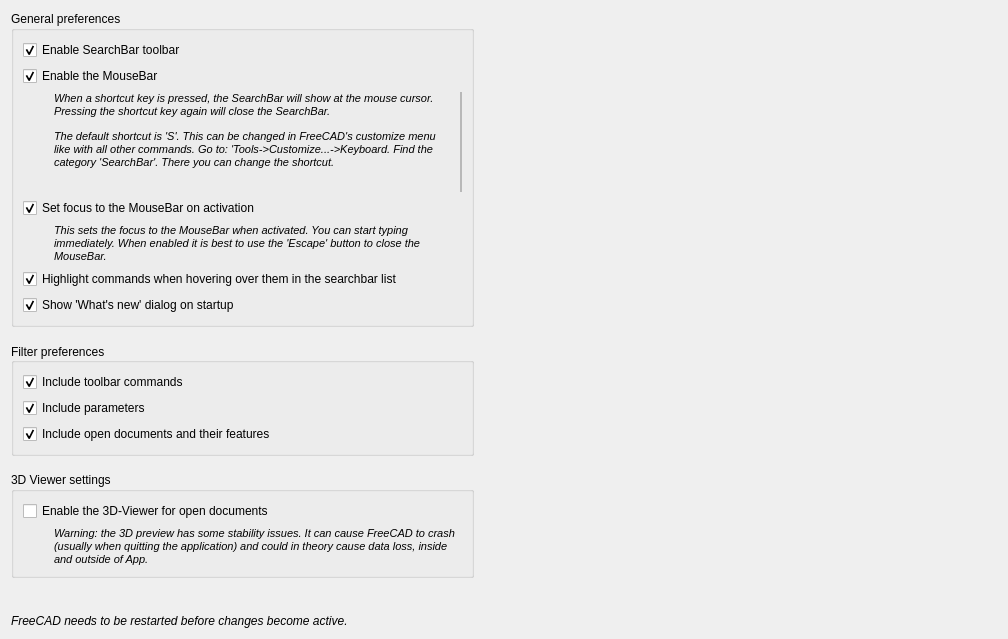
Before: the Qt Designer form Resources/ui/PreferencesUI_SearchBar.ui in APEbbers/SearchBar, drawn with Qt 5.
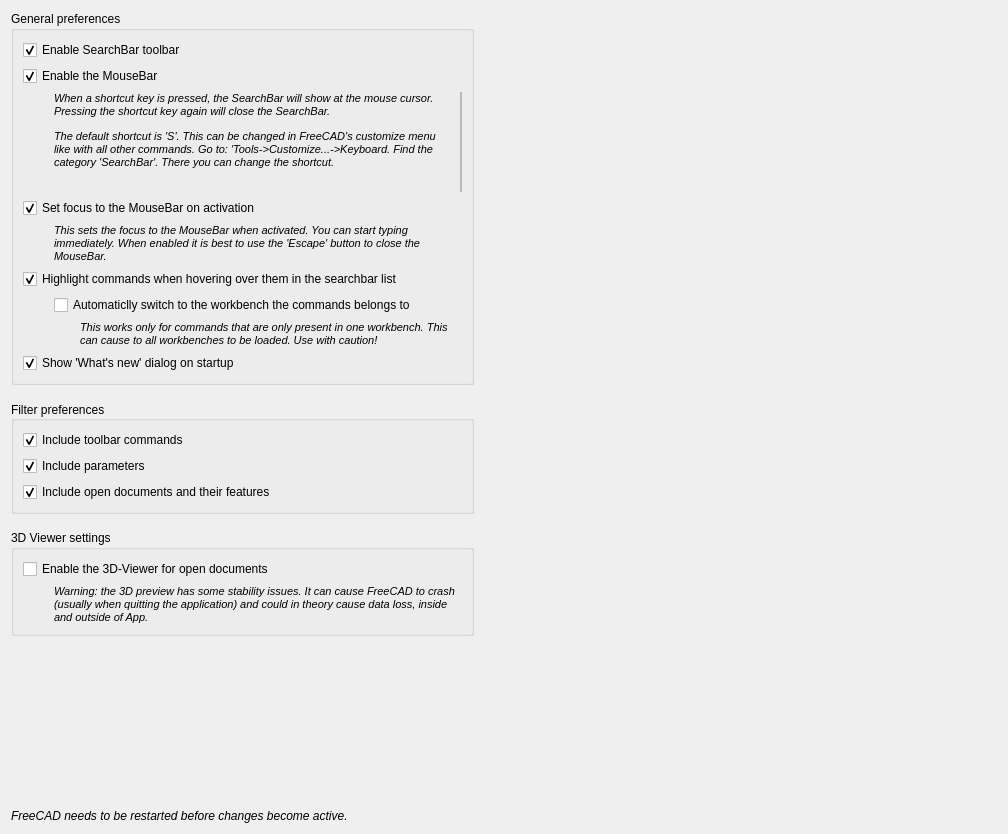
After: the same form once the commit is applied. Icons and pictures are not drawn. Custom widgets are drawn as their Qt base class.

Commit message: Added option to automaticly switch to wkbench when hovering

Patch:
```diff
--- a/Resources/ui/PreferencesUI_SearchBar.ui
+++ b/Resources/ui/PreferencesUI_SearchBar.ui
@@ -7,7 +7,7 @@
     <x>0</x>
     <y>0</y>
     <width>1008</width>
-    <height>639</height>
+    <height>834</height>
    </rect>
   </property>
   <property name="windowTitle">
@@ -17,131 +17,7 @@
    <iconset>
     <normaloff>:/Resources/Icons/preferences-searchbar.svg</normaloff>:/Resources/Icons/preferences-searchbar.svg</iconset>
   </property>
-  <layout class="QGridLayout" name="gridLayout_4">
-   <item row="4" column="0">
-    <widget class="QGroupBox" name="groupBox_2">
-     <property name="title">
-      <string>3D Viewer settings</string>
-     </property>
-     <layout class="QGridLayout" name="gridLayout_5">
-      <item row="1" column="1">
-       <widget class="QLabel" name="label_3">
-        <property name="text">
-         <string>&lt;html&gt;&lt;head/&gt;&lt;body&gt;&lt;p&gt;&lt;span style=&quot; font-size:8pt; font-style:italic;&quot;&gt;Warning: the 3D preview has some stability issues. It can cause FreeCAD to crash (usually when quitting the application) and could in theory cause data loss, inside and outside of App.&lt;/span&gt;&lt;/p&gt;&lt;/body&gt;&lt;/html&gt;</string>
-        </property>
-        <property name="wordWrap">
-         <bool>true</bool>
-        </property>
-       </widget>
-      </item>
-      <item row="1" column="0">
-       <spacer name="horizontalSpacer_3">
-        <property name="orientation">
-         <enum>Qt::Orientation::Horizontal</enum>
-        </property>
-        <property name="sizeType">
-         <enum>QSizePolicy::Policy::Fixed</enum>
-        </property>
-        <property name="sizeHint" stdset="0">
-         <size>
-          <width>25</width>
-          <height>20</height>
-         </size>
-        </property>
-       </spacer>
-      </item>
-      <item row="0" column="0" colspan="2">
-       <widget class="Gui::PrefCheckBox" name="Enable3DViewer">
-        <property name="text">
-         <string>Enable the 3D-Viewer for open documents</string>
-        </property>
-        <property name="checked">
-         <bool>false</bool>
-        </property>
-        <property name="prefEntry" stdset="0">
-         <cstring>PreviewEnabled</cstring>
-        </property>
-        <property name="prefPath" stdset="0">
-         <cstring>Mod/SearchBar</cstring>
-        </property>
-       </widget>
-      </item>
-     </layout>
-    </widget>
-   </item>
-   <item row="2" column="0">
-    <widget class="QGroupBox" name="FilterBox">
-     <property name="title">
-      <string>Filter preferences</string>
-     </property>
-     <property name="alignment">
-      <set>Qt::AlignmentFlag::AlignLeading|Qt::AlignmentFlag::AlignLeft|Qt::AlignmentFlag::AlignVCenter</set>
-     </property>
-     <layout class="QGridLayout" name="gridLayout_3">
-      <item row="0" column="0">
-       <widget class="Gui::PrefCheckBox" name="checkBox">
-        <property name="text">
-         <string>Include toolbar commands</string>
-        </property>
-        <property name="checked">
-         <bool>true</bool>
-        </property>
-        <property name="prefEntry" stdset="0">
-         <cstring>FilterToolbarCommands</cstring>
-        </property>
-        <property name="prefPath" stdset="0">
-         <cstring>Mod/SearchBar</cstring>
-        </property>
-       </widget>
-      </item>
-      <item row="2" column="0">
-       <widget class="Gui::PrefCheckBox" name="checkBox_3">
-        <property name="text">
-         <string>Include open documents and their features</string>
-        </property>
-        <property name="checked">
-         <bool>true</bool>
-        </property>
-        <property name="prefEntry" stdset="0">
-         <cstring>FilterDocuments</cstring>
-        </property>
-        <property name="prefPath" stdset="0">
-         <cstring>Mod/SearchBar</cstring>
-        </property>
-       </widget>
-      </item>
-      <item row="1" column="0">
-       <widget class="Gui::PrefCheckBox" name="checkBox_2">
-        <property name="text">
-         <string>Include parameters</string>
-        </property>
-        <property name="checked">
-         <bool>true</bool>
-        </property>
-        <property name="prefEntry" stdset="0">
-         <cstring>FilterParameters</cstring>
-        </property>
-        <property name="prefPath" stdset="0">
-         <cstring>Mod/SearchBar</cstring>
-        </property>
-       </widget>
-      </item>
-     </layout>
-    </widget>
-   </item>
-   <item row="0" column="1">
-    <spacer name="horizontalSpacer_2">
-     <property name="orientation">
-      <enum>Qt::Orientation::Horizontal</enum>
-     </property>
-     <property name="sizeHint" stdset="0">
-      <size>
-       <width>40</width>
-       <height>20</height>
-      </size>
-     </property>
-    </spacer>
-   </item>
+  <layout class="QGridLayout" name="gridLayout_6">
    <item row="0" column="0">
     <widget class="QGroupBox" name="groupBox">
      <property name="title">
@@ -151,6 +27,22 @@
       <bool>false</bool>
      </property>
      <layout class="QGridLayout" name="gridLayout_2">
+      <item row="9" column="0" colspan="3">
+       <widget class="Gui::PrefCheckBox" name="EnableHighlight">
+        <property name="text">
+         <string>Highlight commands when hovering over them in the searchbar list</string>
+        </property>
+        <property name="checked">
+         <bool>true</bool>
+        </property>
+        <property name="prefEntry" stdset="0">
+         <cstring>EnableHighlight</cstring>
+        </property>
+        <property name="prefPath" stdset="0">
+         <cstring>Mod/SearchBar</cstring>
+        </property>
+       </widget>
+      </item>
       <item row="2" column="2">
        <widget class="QFrame" name="frame">
         <property name="frameShape">
@@ -178,7 +70,7 @@
         </layout>
        </widget>
       </item>
-      <item row="5" column="0" colspan="2">
+      <item row="5" column="0" colspan="3">
        <widget class="Gui::PrefCheckBox" name="seAutoFocusMousBar">
         <property name="text">
          <string>Set focus to the MouseBar on activation</string>
@@ -255,7 +147,7 @@
         </property>
        </widget>
       </item>
-      <item row="9" column="0" colspan="3">
+      <item row="12" column="0" colspan="3">
        <widget class="Gui::PrefCheckBox" name="ShowChangeLog">
         <property name="text">
          <string>Show 'What's new' dialog on startup</string>
@@ -303,10 +195,97 @@
         </property>
        </spacer>
       </item>
-      <item row="8" column="0" colspan="2">
-       <widget class="Gui::PrefCheckBox" name="EnableHighlight">
+      <item row="10" column="1">
+       <layout class="QGridLayout" name="gridLayout_4">
+        <item row="1" column="0">
+         <spacer name="horizontalSpacer_5">
+          <property name="orientation">
+           <enum>Qt::Orientation::Horizontal</enum>
+          </property>
+          <property name="sizeType">
+           <enum>QSizePolicy::Policy::Fixed</enum>
+          </property>
+          <property name="sizeHint" stdset="0">
+           <size>
+            <width>20</width>
+            <height>20</height>
+           </size>
+          </property>
+         </spacer>
+        </item>
+        <item row="0" column="0" colspan="2">
+         <widget class="Gui::PrefCheckBox" name="ActivateWorkbenchOnHighlight">
+          <property name="text">
+           <string>Automaticlly switch to the workbench the commands belongs to</string>
+          </property>
+          <property name="prefEntry" stdset="0">
+           <cstring>ActivateOnHover</cstring>
+          </property>
+          <property name="prefPath" stdset="0">
+           <cstring>Mod/SearchBar</cstring>
+          </property>
+         </widget>
+        </item>
+        <item row="1" column="1">
+         <widget class="QLabel" name="label_5">
+          <property name="text">
+           <string>&lt;html&gt;&lt;head/&gt;&lt;body&gt;&lt;p&gt;&lt;span style=&quot; font-size:8pt; font-style:italic;&quot;&gt;This works only for commands that are only present in one workbench. This can cause to all workbenches to be loaded. Use with caution!&lt;/span&gt;&lt;/p&gt;&lt;/body&gt;&lt;/html&gt;</string>
+          </property>
+          <property name="wordWrap">
+           <bool>true</bool>
+          </property>
+         </widget>
+        </item>
+       </layout>
+      </item>
+     </layout>
+    </widget>
+   </item>
+   <item row="0" column="1">
+    <spacer name="horizontalSpacer_2">
+     <property name="orientation">
+      <enum>Qt::Orientation::Horizontal</enum>
+     </property>
+     <property name="sizeType">
+      <enum>QSizePolicy::Policy::Expanding</enum>
+     </property>
+     <property name="sizeHint" stdset="0">
+      <size>
+       <width>40</width>
+       <height>20</height>
+      </size>
+     </property>
+    </spacer>
+   </item>
+   <item row="1" column="0">
+    <spacer name="verticalSpacer_2">
+     <property name="orientation">
+      <enum>Qt::Orientation::Vertical</enum>
+     </property>
+     <property name="sizeType">
+      <enum>QSizePolicy::Policy::Fixed</enum>
+     </property>
+     <property name="sizeHint" stdset="0">
+      <size>
+       <width>20</width>
+       <height>10</height>
+      </size>
+     </property>
+    </spacer>
+   </item>
+   <item row="2" column="0">
+    <widget class="QGroupBox" name="FilterBox">
+     <property name="title">
+      <string>Filter preferences</string>
+     </property>
+     <property name="alignment">
+      <set>Qt::AlignmentFlag::AlignLeading|Qt::AlignmentFlag::AlignLeft|Qt::AlignmentFlag::AlignVCenter</set>
+     </property>
+     <layout class="QGridLayout" name="gridLayout_3">
+      <item row="0" column="0">
+       <widget class="Gui::PrefCheckBox" name="checkBox">
         <property name="text">
-         <string>Highlight commands when hovering over them in the searchbar list</string>
+         <string>Include toolbar commands</string>
         </property>
         <property name="checked">
          <bool>true</bool>
@@ -319,9 +298,121 @@
         </property>
        </widget>
       </item>
+      <item row="2" column="0">
+       <widget class="Gui::PrefCheckBox" name="checkBox_3">
+        <property name="text">
+         <string>Include open documents and their features</string>
+        </property>
+        <property name="checked">
+         <bool>true</bool>
+        </property>
+        <property name="prefEntry" stdset="0">
+         <cstring>FilterDocuments</cstring>
+        </property>
+        <property name="prefPath" stdset="0">
+         <cstring>Mod/SearchBar</cstring>
+        </property>
+       </widget>
+      </item>
+      <item row="1" column="0">
+       <widget class="Gui::PrefCheckBox" name="checkBox_2">
+        <property name="text">
+         <string>Include parameters</string>
+        </property>
+        <property name="checked">
+         <bool>true</bool>
+        </property>
+        <property name="prefEntry" stdset="0">
+         <cstring>FilterParameters</cstring>
+        </property>
+        <property name="prefPath" stdset="0">
+         <cstring>Mod/SearchBar</cstring>
+        </property>
+       </widget>
+      </item>
      </layout>
     </widget>
    </item>
+   <item row="3" column="0">
+    <spacer name="verticalSpacer_3">
+     <property name="orientation">
+      <enum>Qt::Orientation::Vertical</enum>
+     </property>
+     <property name="sizeType">
+      <enum>QSizePolicy::Policy::Fixed</enum>
+     </property>
+     <property name="sizeHint" stdset="0">
+      <size>
+       <width>20</width>
+       <height>10</height>
+      </size>
+     </property>
+    </spacer>
+   </item>
+   <item row="4" column="0">
+    <widget class="QGroupBox" name="groupBox_2">
+     <property name="title">
+      <string>3D Viewer settings</string>
+     </property>
+     <layout class="QGridLayout" name="gridLayout_5">
+      <item row="1" column="1">
+       <widget class="QLabel" name="label_3">
+        <property name="text">
+         <string>&lt;html&gt;&lt;head/&gt;&lt;body&gt;&lt;p&gt;&lt;span style=&quot; font-size:8pt; font-style:italic;&quot;&gt;Warning: the 3D preview has some stability issues. It can cause FreeCAD to crash (usually when quitting the application) and could in theory cause data loss, inside and outside of App.&lt;/span&gt;&lt;/p&gt;&lt;/body&gt;&lt;/html&gt;</string>
+        </property>
+        <property name="wordWrap">
+         <bool>true</bool>
+        </property>
+       </widget>
+      </item>
+      <item row="1" column="0">
+       <spacer name="horizontalSpacer_3">
+        <property name="orientation">
+         <enum>Qt::Orientation::Horizontal</enum>
+        </property>
+        <property name="sizeType">
+         <enum>QSizePolicy::Policy::Fixed</enum>
+        </property>
+        <property name="sizeHint" stdset="0">
+         <size>
+          <width>25</width>
+          <height>20</height>
+         </size>
+        </property>
+       </spacer>
+      </item>
+      <item row="0" column="0" colspan="2">
+       <widget class="Gui::PrefCheckBox" name="Enable3DViewer">
+        <property name="text">
+         <string>Enable the 3D-Viewer for open documents</string>
+        </property>
+        <property name="checked">
+         <bool>false</bool>
+        </property>
+        <property name="prefEntry" stdset="0">
+         <cstring>PreviewEnabled</cstring>
+        </property>
+        <property name="prefPath" stdset="0">
+         <cstring>Mod/SearchBar</cstring>
+        </property>
+       </widget>
+      </item>
+     </layout>
+    </widget>
+   </item>
+   <item row="5" column="0">
+    <spacer name="verticalSpacer">
+     <property name="orientation">
+      <enum>Qt::Orientation::Vertical</enum>
+     </property>
+     <property name="sizeHint" stdset="0">
+      <size>
+       <width>20</width>
+       <height>40</height>
+      </size>
+     </property>
+    </spacer>
+   </item>
    <item row="6" column="0">
     <widget class="QLabel" name="label_2">
      <property name="font">
@@ -334,51 +425,6 @@
      </property>
     </widget>
    </item>
-   <item row="5" column="0">
-    <spacer name="verticalSpacer">
-     <property name="orientation">
-      <enum>Qt::Orientation::Vertical</enum>
-     </property>
-     <property name="sizeHint" stdset="0">
-      <size>
-       <width>20</width>
-       <height>40</height>
-      </size>
-     </property>
-    </spacer>
-   </item>
-   <item row="1" column="0">
-    <spacer name="verticalSpacer_2">
-     <property name="orientation">
-      <enum>Qt::Orientation::Vertical</enum>
-     </property>
-     <property name="sizeType">
-      <enum>QSizePolicy::Policy::Fixed</enum>
-     </property>
-     <property name="sizeHint" stdset="0">
-      <size>
-       <width>20</width>
-       <height>10</height>
-      </size>
-     </property>
-    </spacer>
-   </item>
-   <item row="3" column="0">
-    <spacer name="verticalSpacer_3">
-     <property name="orientation">
-      <enum>Qt::Orientation::Vertical</enum>
-     </property>
-     <property name="sizeType">
-      <enum>QSizePolicy::Policy::Fixed</enum>
-     </property>
-     <property name="sizeHint" stdset="0">
-      <size>
-       <width>20</width>
-       <height>10</height>
-      </size>
-     </property>
-    </spacer>
-   </item>
   </layout>
  </widget>
  <customwidgets>
```
Left out of the diff: 2 changed lines with no effect on the pictures. The commit also changes 4 other files.
